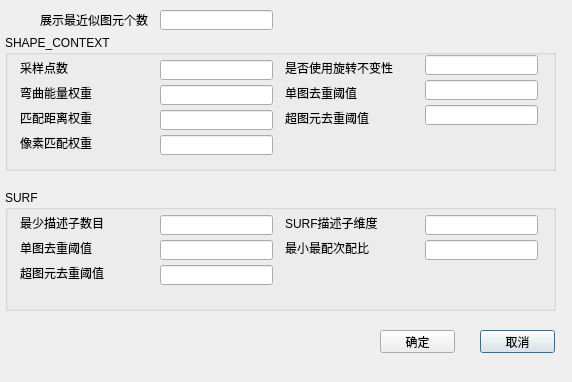
Old version of the form system/Pixel0.1/gui/dialog_matchParasAll.ui in the repository buptjz/Pixel.
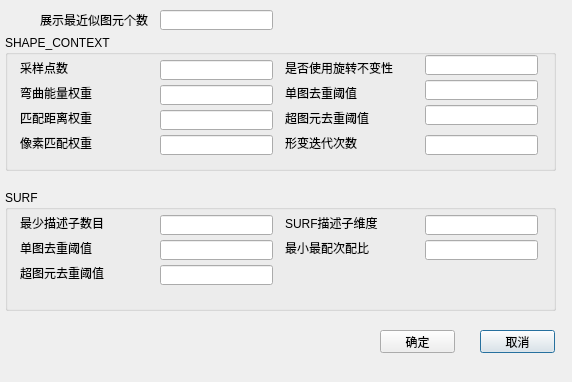
New version of the form.

Diff of the .ui file:
```diff
--- a/system/Pixel0.1/gui/dialog_matchParasAll.ui
+++ b/system/Pixel0.1/gui/dialog_matchParasAll.ui
@@ -314,6 +314,29 @@
      </rect>
     </property>
    </widget>
+   <widget class="QLabel" name="shape_context_iterations">
+    <property name="geometry">
+     <rect>
+      <x>280</x>
+      <y>100</y>
+      <width>121</width>
+      <height>16</height>
+     </rect>
+    </property>
+    <property name="text">
+     <string>形变迭代次数</string>
+    </property>
+   </widget>
+   <widget class="QLineEdit" name="lineEdit_shape_context_iterations">
+    <property name="geometry">
+     <rect>
+      <x>420</x>
+      <y>100</y>
+      <width>113</width>
+      <height>20</height>
+     </rect>
+    </property>
+   </widget>
   </widget>
   <widget class="QPushButton" name="CancelBtn_matchParasAll">
    <property name="geometry">
```
